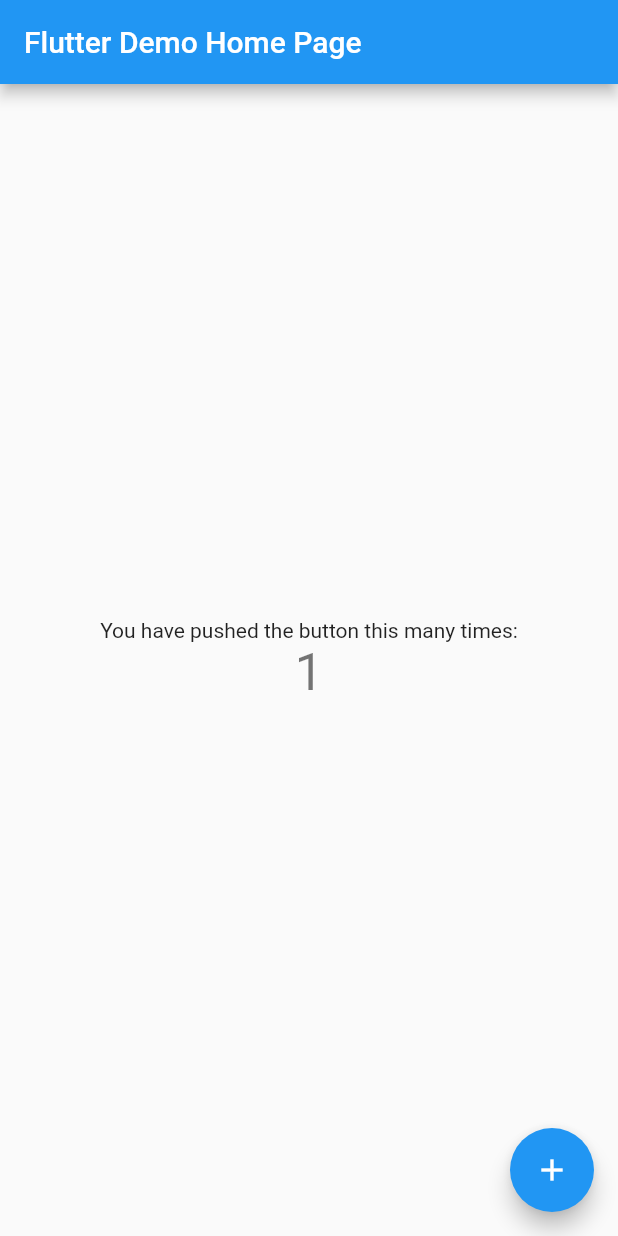
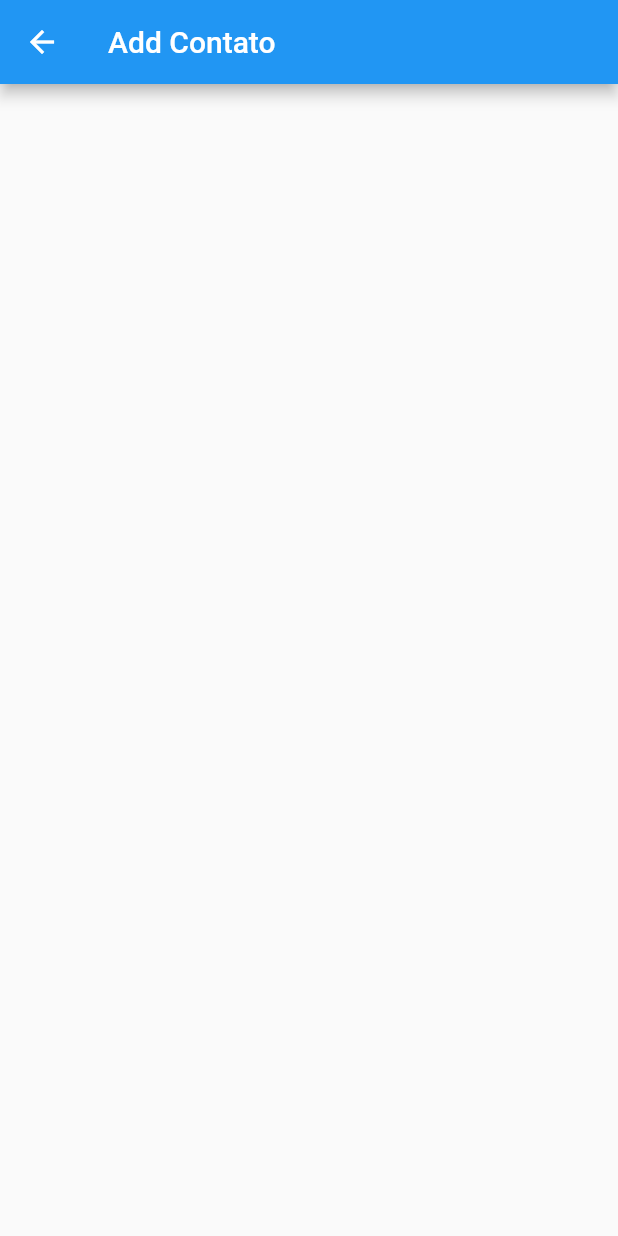
Before and after one commit to Pepyn0/agenda_crud, a Flutter app: the screen it shows after launch, after a tap on the "add" icon, on a phone screen of 412 x 824 dp. Run offline on Flutter 3.47's test engine with Material 2 defaults, Android fonts, the phone set to English and light mode, and no system bars.

Commit message:
adição das telas de add e listar contatos

```diff
--- a/lib/app/my_app.dart
+++ b/lib/app/my_app.dart
@@ -1,8 +1,10 @@
-import 'package:agenda_crud/app/view/my_home_page.dart';
+import 'package:agenda_crud/app/view/contact_form.dart';
+import 'package:agenda_crud/app/view/contact_list.dart';
 import 'package:flutter/material.dart';
 
 class MyApp extends StatelessWidget {
-	// This widget is the root of your application.
+	static const HOME = '/';
+	static const CONTACT_FORM = 'contact-form';
 	@override
 	Widget build(BuildContext context) {
 		return MaterialApp(
@@ -11,7 +13,10 @@ class MyApp extends StatelessWidget {
 				primarySwatch: Colors.blue,
 				visualDensity: VisualDensity.adaptivePlatformDensity,
 			),
-			home: MyHomePage(title: 'Flutter Demo Home Page'),
+			routes: {
+				HOME: (context) => ContactList(),
+				CONTACT_FORM: (context) => ContactForm()
+			},
 		);
 	}
 }
--- /dev/null
+++ b/lib/app/view/contact_form.dart
@@ -0,0 +1,12 @@
+import 'package:flutter/material.dart';
+
+class ContactForm extends StatelessWidget {
+	@override
+	Widget build(BuildContext context) {
+		return Scaffold(
+			appBar: AppBar(
+				title: Text('Add Contato'),
+			),
+		);
+	}
+}
--- /dev/null
+++ b/lib/app/view/contact_list.dart
@@ -0,0 +1,24 @@
+import 'package:agenda_crud/app/my_app.dart';
+import 'package:flutter/material.dart';
+
+class ContactList extends StatelessWidget {
+	@override
+	Widget build(BuildContext context) {
+		return Scaffold(
+			appBar: AppBar(
+				title: Text('Lista de Contatos'),
+				actions: [
+					IconButton(
+						icon: Icon(Icons.add),
+						onPressed: () {
+							Navigator.of(context).pushNamed(MyApp.CONTACT_FORM);
+						}
+						),
+				],
+			),
+			body: ListView(
+
+			),
+		);
+	}
+}
```
